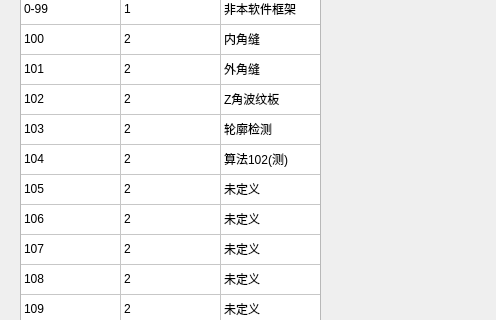
qubo188612/qtwelding, file showtasknumdlg.ui: the form before one commit; both pictures show x 0 to 496 and y 88 to 408 of the 929 by 738 pixel window.
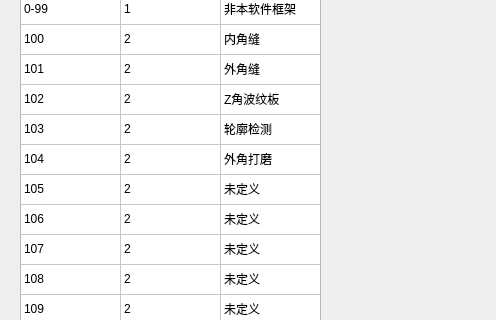
The form after the commit.

```diff
--- a/showtasknumdlg.ui
+++ b/showtasknumdlg.ui
@@ -200,7 +200,7 @@
    </item>
    <item row="5" column="2">
     <property name="text">
-     <string>算法102(测)</string>
+     <string>外角打磨</string>
     </property>
    </item>
    <item row="6" column="0">
```
